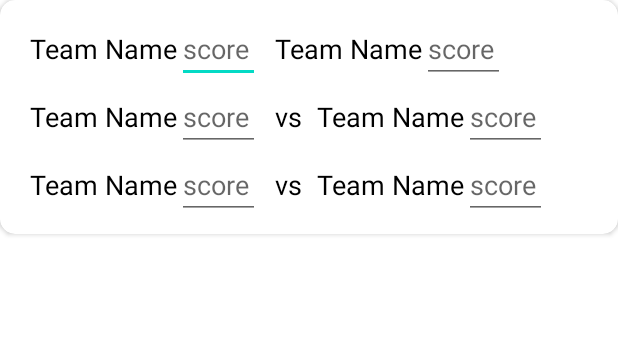
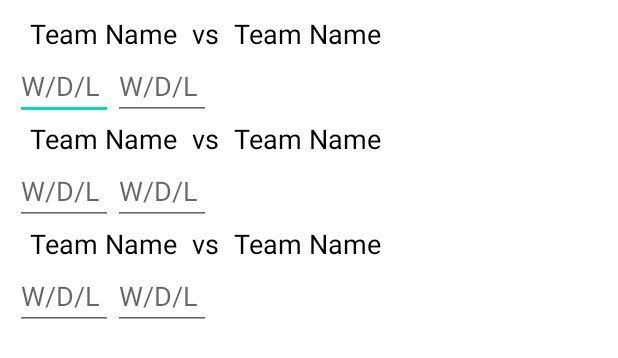
Before and after one commit to Mark-lee-coder/Football_Scheduling, an Android app: the layout results_view.xml on its own in the app's theme, with its tools: preview values and no code run, on a phone screen of 412 x 824 dp. Shown: the top 358 px of the screen. Run offline under Robolectric (Android 15) with nearby library versions, the phone set to English and light mode, and no system bars.

Commit message:
-git commit 'commit'

```diff
--- a/app/src/main/AndroidManifest.xml
+++ b/app/src/main/AndroidManifest.xml
@@ -11,9 +11,6 @@
         android:roundIcon="@mipmap/football_icon_round"
         android:supportsRtl="true"
         android:theme="@style/Theme.FootballScheduling">
-        <activity
-            android:name=".ManageLeagueTable"
-            android:exported="true" />
         <activity
             android:name=".DisplayFixtures"
             android:exported="true" />
--- a/app/src/main/res/layout/activity_display_fixtures.xml
+++ b/app/src/main/res/layout/activity_display_fixtures.xml
@@ -40,7 +40,7 @@
             android:layout_marginTop="5dp"
             android:textSize="20sp"
             android:textStyle="normal"
-            android:text="(click on any team for more)"/>
+            android:text="(click on any round for more)"/>
 
         <androidx.recyclerview.widget.RecyclerView
             android:id="@+id/recyclerview"
--- a/app/src/main/res/layout/results_view.xml
+++ b/app/src/main/res/layout/results_view.xml
@@ -27,12 +27,14 @@
                 android:textColor="@color/black"
                 android:textSize="18sp" />
 
-            <EditText
-                android:id="@+id/result1"
-                android:layout_width="55dp"
+            <TextView
+                android:layout_width="wrap_content"
                 android:layout_height="wrap_content"
-                android:hint="score"
-                android:inputType="textPersonName|textCapSentences"/>
+                android:layout_gravity="center_vertical"
+                android:text="vs"
+                android:paddingLeft="10dp"
+                android:textColor="@color/black"
+                android:textSize="18sp" />
 
             <TextView
                 android:id="@+id/team2"
@@ -44,11 +46,25 @@
                 android:textColor="@color/black"
                 android:textSize="18sp" />
 
+        </LinearLayout>
+
+        <LinearLayout
+            android:layout_width="wrap_content"
+            android:layout_height="wrap_content"
+            android:orientation="horizontal">
+
+            <EditText
+                android:id="@+id/result1"
+                android:layout_width="65dp"
+                android:layout_height="wrap_content"
+                android:hint="W/D/L"
+                android:inputType="textPersonName|textCapSentences"/>
+
             <EditText
                 android:id="@+id/result2"
-                android:layout_width="55dp"
+                android:layout_width="65dp"
                 android:layout_height="wrap_content"
-                android:hint="score"
+                android:hint="W/D/L"
                 android:inputType="textPersonName|textCapSentences"/>
 
         </LinearLayout>
@@ -67,13 +83,6 @@
                 android:paddingLeft="10dp"
                 android:textColor="@color/black"
                 android:textSize="18sp" />
-
-            <EditText
-                android:id="@+id/result3"
-                android:layout_width="55dp"
-                android:layout_height="wrap_content"
-                android:hint="score"
-                android:inputType="textPersonName|textCapSentences"/>
 
             <TextView
                 android:layout_width="wrap_content"
@@ -94,13 +103,26 @@
                 android:textColor="@color/black"
                 android:textSize="18sp" />
 
+        </LinearLayout>
+
+        <LinearLayout
+            android:layout_width="wrap_content"
+            android:layout_height="wrap_content"
+            android:orientation="horizontal">
+
+            <EditText
+                android:id="@+id/result3"
+                android:layout_width="65dp"
+                android:layout_height="wrap_content"
+                android:hint="W/D/L"
+                android:inputType="textPersonName|textCapSentences"/>
+
             <EditText
                 android:id="@+id/result4"
-                android:layout_width="55dp"
+                android:layout_width="65dp"
                 android:layout_height="wrap_content"
-                android:hint="score"
+                android:hint="W/D/L"
                 android:inputType="textPersonName|textCapSentences"/>
-
 
         </LinearLayout>
 
@@ -118,13 +140,6 @@
                 android:paddingLeft="10dp"
                 android:textColor="@color/black"
                 android:textSize="18sp" />
-
-            <EditText
-                android:id="@+id/result5"
-                android:layout_width="55dp"
-                android:layout_height="wrap_content"
-                android:hint="score"
-                android:inputType="textPersonName|textCapSentences"/>
 
             <TextView
                 android:layout_width="wrap_content"
@@ -145,11 +160,25 @@
                 android:textColor="@color/black"
                 android:textSize="18sp" />
 
+        </LinearLayout>
+
+        <LinearLayout
+            android:layout_width="wrap_content"
+            android:layout_height="wrap_content"
+            android:orientation="horizontal">
+
+            <EditText
+                android:id="@+id/result5"
+                android:layout_width="65dp"
+                android:layout_height="wrap_content"
+                android:hint="W/D/L"
+                android:inputType="textPersonName|textCapSentences"/>
+
             <EditText
                 android:id="@+id/result6"
-                android:layout_width="55dp"
+                android:layout_width="65dp"
                 android:layout_height="wrap_content"
-                android:hint="score"
+                android:hint="W/D/L"
                 android:inputType="textPersonName|textCapSentences"/>
 
         </LinearLayout>
```
Also changed, not shown: app/src/main/java/com/example/footballscheduling/AdapterLeagueTableTeam.java (+0 -11 lines), app/src/main/java/com/example/footballscheduling/AdapterResults.java (+9 -4 lines), app/src/main/java/com/example/footballscheduling/EditLeagueTable.java (+49 -34 lines), app/src/main/java/com/example/footballscheduling/ManageLeagueTable.java (deleted, +0 -72 lines), app/src/main/res/drawable/ic_baseline_table_view_24.xml (added, +10 -0 lines), app/src/main/res/layout/activity_manage_league_table.xml (deleted, +0 -9 lines).
